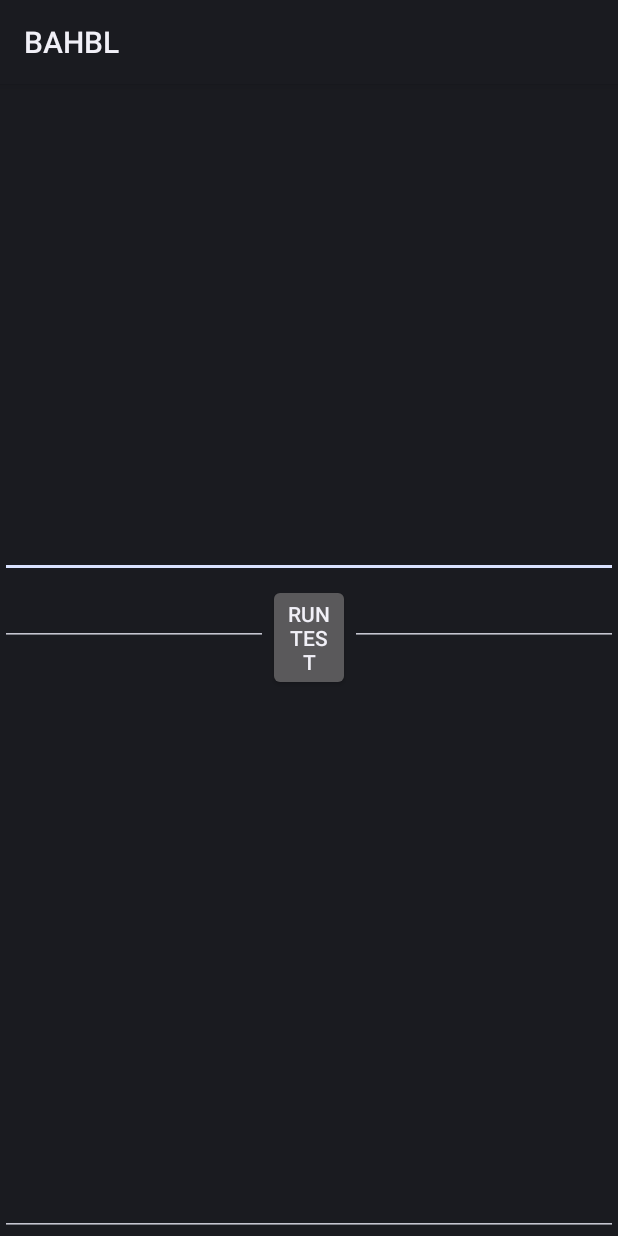
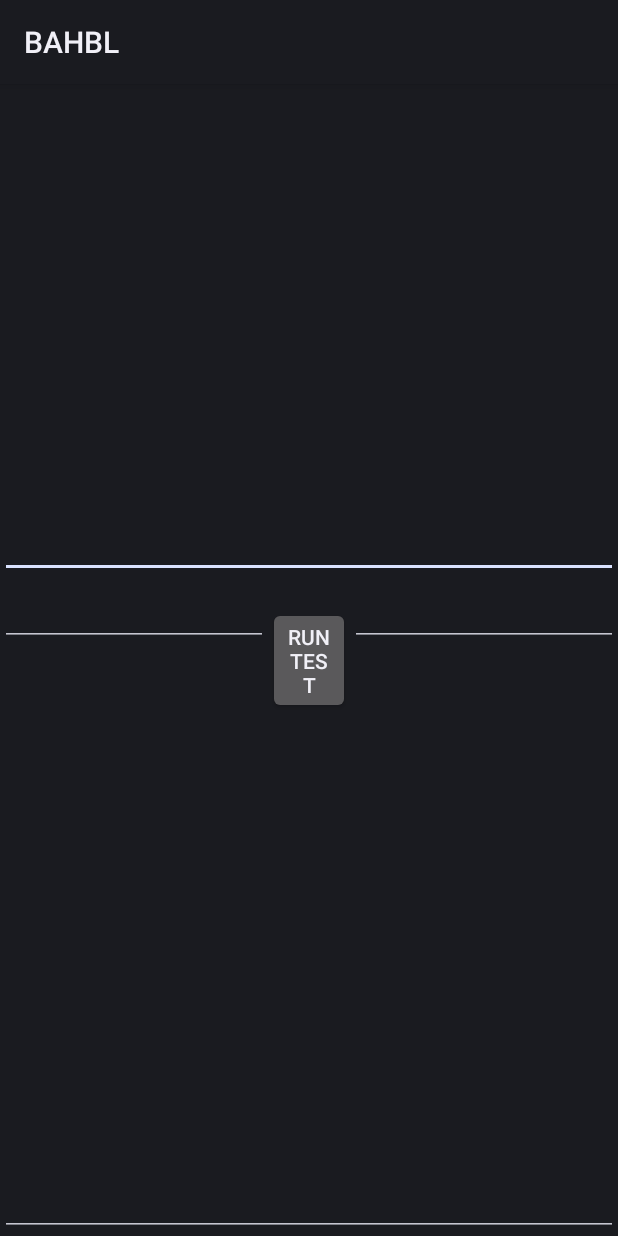
Before and after one commit to BananaIvy/BAHBL, an Android app: the layout run_test.xml on its own in the app's theme, with its tools: preview values and no code run, on a phone screen of 412 x 824 dp. Run offline under Robolectric (Android 15) with nearby library versions, the phone set to English and light mode, and no system bars.

Commit message:
I centered the button.

```diff
--- a/app/src/main/res/layout/run_test.xml
+++ b/app/src/main/res/layout/run_test.xml
@@ -22,6 +22,7 @@
             android:layout_width="match_parent"
             android:layout_height="match_parent"
             android:layout_weight="3"
+            android:layout_gravity="center"
             android:orientation="horizontal">
 
             <EditText
@@ -30,7 +31,7 @@
                 android:layout_height="wrap_content"
                 android:layout_weight="1"
                 android:ems="10"
-                android:gravity="start|top"
+                android:gravity="center|left"
                 android:inputType="textMultiLine" />
 
             <Button
@@ -38,6 +39,7 @@
                 android:layout_width="wrap_content"
                 android:layout_height="wrap_content"
                 android:layout_weight="1"
+                android:layout_gravity="center"
                 android:text="Run Test" />
 
             <EditText
@@ -46,7 +48,7 @@
                 android:layout_height="wrap_content"
                 android:layout_weight="1"
                 android:ems="10"
-                android:gravity="start|top"
+                android:gravity="center|right"
                 android:inputType="textMultiLine" />
         </LinearLayout>
 
```
